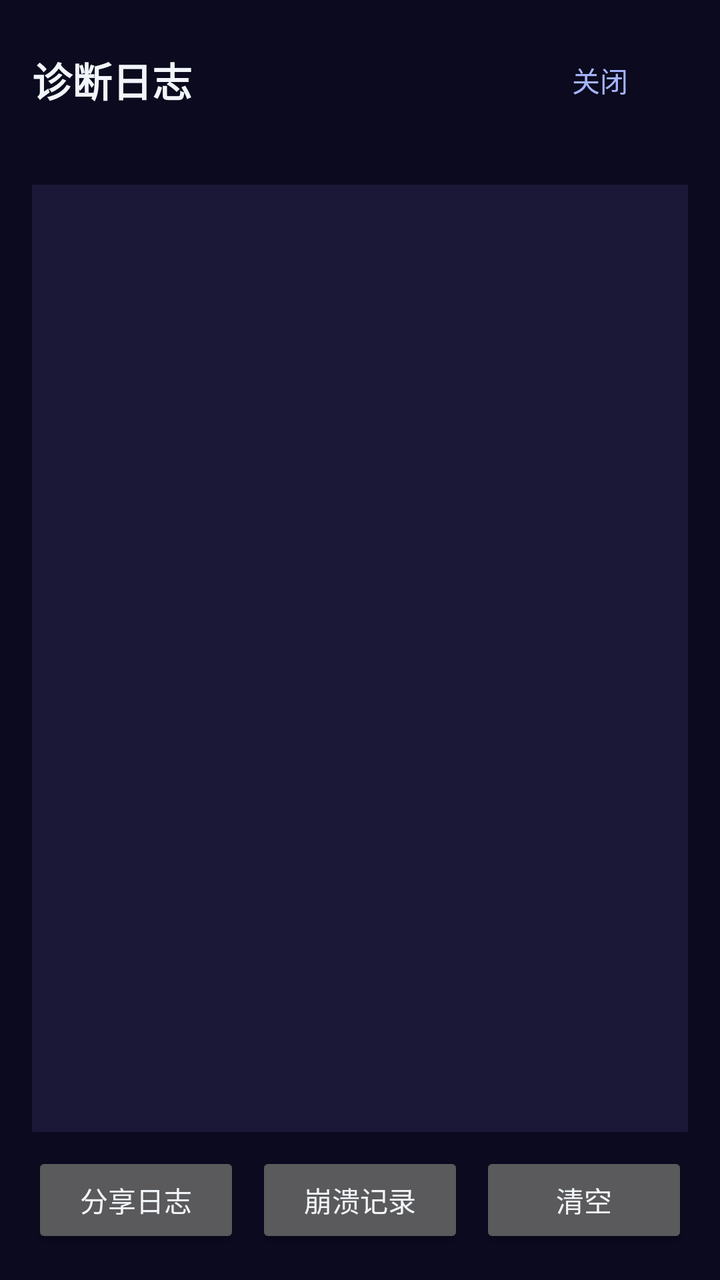
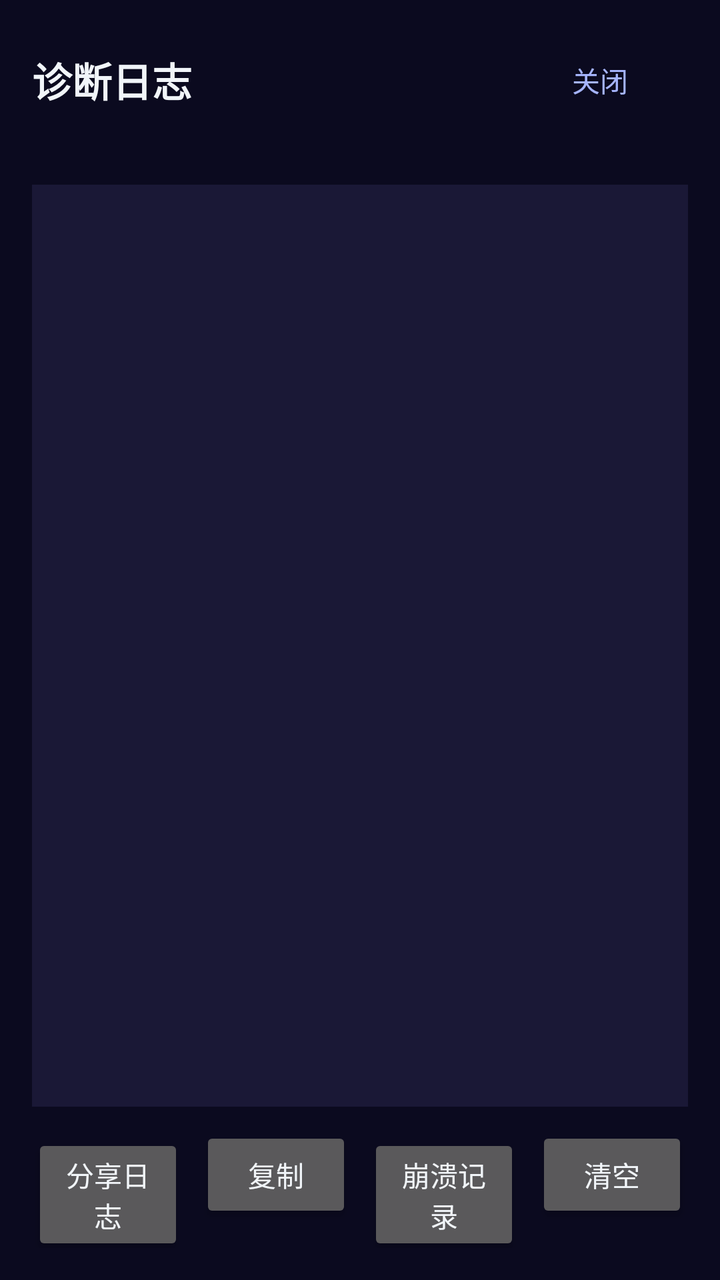

Screens rendered from an Android XML layout before and after an edit, with the pre-edit source and the edit as a unified diff.
<!-- AndroidManifest.xml: application theme Theme.QPM -->
<!-- res/layout/activity_log_viewer.xml -->
<?xml version="1.0" encoding="utf-8"?>
<LinearLayout xmlns:android="http://schemas.android.com/apk/res/android"
    android:layout_width="match_parent"
    android:layout_height="match_parent"
    android:background="#0B0A1F"
    android:orientation="vertical"
    android:padding="16dp">

    <LinearLayout
        android:layout_width="match_parent"
        android:layout_height="wrap_content"
        android:gravity="center_vertical"
        android:orientation="horizontal">

        <TextView
            android:layout_width="0dp"
            android:layout_height="wrap_content"
            android:layout_weight="1"
            android:text="@string/log_title"
            android:textColor="#F1F5F9"
            android:textSize="20sp"
            android:textStyle="bold" />

        <Button
            android:id="@+id/btnClose"
            android:layout_width="wrap_content"
            android:layout_height="wrap_content"
            android:background="@android:color/transparent"
            android:text="@string/log_close"
            android:textColor="#A5B4FC"
            android:textSize="14sp" />
    </LinearLayout>

    <TextView
        android:id="@+id/tvInfo"
        android:layout_width="match_parent"
        android:layout_height="wrap_content"
        android:layout_marginTop="4dp"
        android:textColor="#64748B"
        android:textSize="12sp" />

    <ScrollView
        android:id="@+id/scrollLog"
        android:layout_width="match_parent"
        android:layout_height="0dp"
        android:layout_marginTop="8dp"
        android:layout_weight="1"
        android:background="#1A1836">

        <TextView
            android:id="@+id/tvLog"
            android:layout_width="match_parent"
            android:layout_height="wrap_content"
            android:fontFamily="monospace"
            android:padding="10dp"
            android:textColor="#CBD5E1"
            android:textSize="11sp" />
    </ScrollView>

    <LinearLayout
        android:layout_width="match_parent"
        android:layout_height="wrap_content"
        android:layout_marginTop="10dp"
        android:orientation="horizontal">

        <Button
            android:id="@+id/btnShare"
            android:layout_width="0dp"
            android:layout_height="wrap_content"
            android:layout_weight="1"
            android:text="@string/log_share" />

        <Button
            android:id="@+id/btnCrashes"
            android:layout_width="0dp"
            android:layout_height="wrap_content"
            android:layout_marginStart="8dp"
            android:layout_weight="1"
            android:text="@string/log_crashes" />

        <Button
            android:id="@+id/btnClear"
            android:layout_width="0dp"
            android:layout_height="wrap_content"
            android:layout_marginStart="8dp"
            android:layout_weight="1"
            android:text="@string/log_clear" />
    </LinearLayout>
</LinearLayout>
<!-- resources referenced by this layout -->
<resources>
  <string name="log_clear">清空</string>
  <string name="log_close">关闭</string>
  <string name="log_crashes">崩溃记录</string>
  <string name="log_share">分享日志</string>
  <string name="log_title">诊断日志</string>
  <style name="Theme.QPM" parent="Theme.AppCompat.NoActionBar">
          <item name="colorPrimary">@color/brand</item>
          <item name="colorAccent">@color/cyan</item>
          <item name="android:windowBackground">@color/bg</item>
          <item name="android:statusBarColor">@color/bg</item>
          <item name="android:navigationBarColor">@color/bg</item>
          <item name="android:textColorPrimary">@color/text_primary</item>
          <item name="android:textColorSecondary">@color/text_dim</item>
          <item name="android:colorBackground">@color/bg</item>
      </style>
  <color name="brand">#4F46E5</color>
  <color name="cyan">#22D3EE</color>
  <color name="bg">#0B0A1F</color>
  <color name="text_primary">#F1F5F9</color>
  <color name="text_dim">#A5B4FC</color>
</resources>

<!-- the commit's change to res/layout/activity_log_viewer.xml (unified diff, before → after) -->
@@ -54,6 +54,8 @@
             android:fontFamily="monospace"
             android:padding="10dp"
             android:textColor="#CBD5E1"
+            android:textColorHighlight="#4F46E5"
+            android:textIsSelectable="true"
             android:textSize="11sp" />
     </ScrollView>
 
@@ -69,6 +71,14 @@
             android:layout_height="wrap_content"
             android:layout_weight="1"
             android:text="@string/log_share" />
+
+        <Button
+            android:id="@+id/btnCopy"
+            android:layout_width="0dp"
+            android:layout_height="wrap_content"
+            android:layout_marginStart="8dp"
+            android:layout_weight="1"
+            android:text="@string/log_copy" />
 
         <Button
             android:id="@+id/btnCrashes"
<!-- resource entries referenced after the edit -->
@@ -2,6 +2,7 @@
 <resources>
   <string name="log_clear">清空</string>
   <string name="log_close">关闭</string>
+  <string name="log_copy">复制</string>
   <string name="log_crashes">崩溃记录</string>
   <string name="log_share">分享日志</string>
   <string name="log_title">诊断日志</string>
